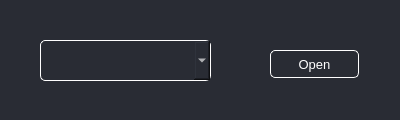
This is sequenceSelectionWindow.ui in 68Duck/PiDMX as Qt 5 draws it before an edit. The edited form follows.
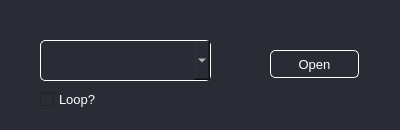
This is the edited form.

Commit message: Added loop feature for sequences

```diff
--- a/sequenceSelectionWindow.ui
+++ b/sequenceSelectionWindow.ui
@@ -7,7 +7,7 @@
     <x>0</x>
     <y>0</y>
     <width>400</width>
-    <height>120</height>
+    <height>130</height>
    </rect>
   </property>
   <property name="windowTitle">
@@ -69,6 +69,24 @@
     <string>Open</string>
    </property>
   </widget>
+  <widget class="QCheckBox" name="loopCheckBox">
+   <property name="geometry">
+    <rect>
+     <x>40</x>
+     <y>90</y>
+     <width>64</width>
+     <height>18</height>
+    </rect>
+   </property>
+   <property name="font">
+    <font>
+     <pointsize>10</pointsize>
+    </font>
+   </property>
+   <property name="text">
+    <string>Loop?</string>
+   </property>
+  </widget>
  </widget>
  <resources/>
  <connections/>
```
The commit also changes 3 other files.
